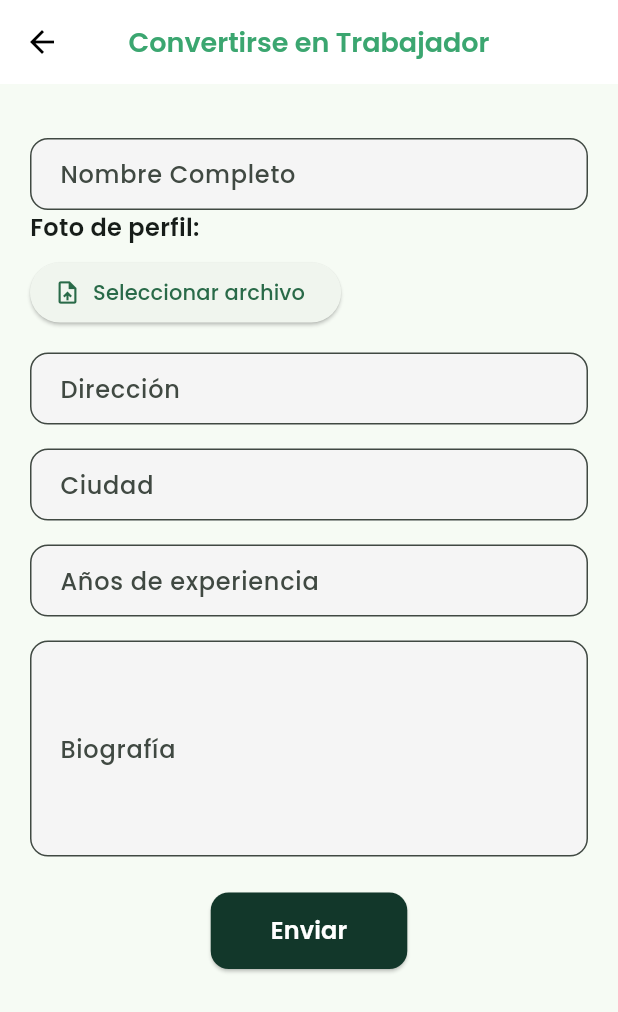
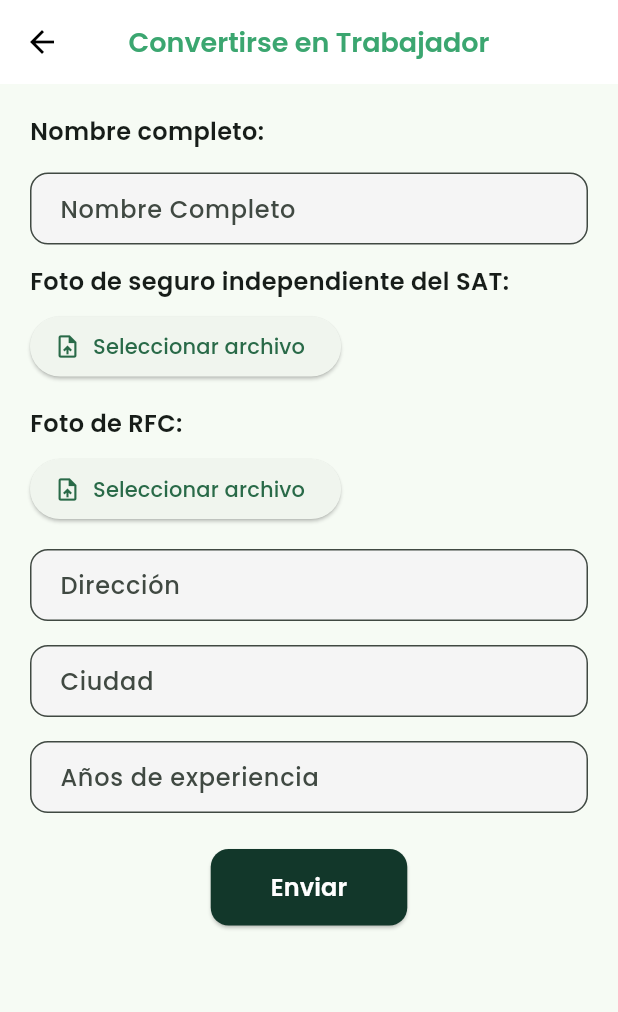
Before and after one commit to spricew/Keidot-Project, a Flutter app: the NewWorkerScreen screen opened directly, on a phone screen of 412 x 824 dp. Shown: the top 1012 px of the screen. Run offline on Flutter 3.47's test engine with Material 3 defaults, Android fonts, the phone set to English and light mode, and no system bars; our stand-ins replace file_picker, flutter_map, flutter_secure_storage, get, latlong2, logger and 1 more; missing offline and left inert: flutter_stripe; accounts and stored records are empty; network calls fail; project files that could hold a hidden picture were left out.

Commit message:
fix(new_worker): Cambios en el estilo del new_worker que ayudan a simplificar los datos de la persona uwu

```diff
--- a/Keidot-Project/lib/main.dart
+++ b/Keidot-Project/lib/main.dart
@@ -6,6 +6,7 @@ import 'package:test_app/Services/client_request/assignment_request/assignment_r
 import 'package:test_app/Services/client_request/transaction/service_transaction_controller.dart';
 import 'package:test_app/config/theme/app_theme.dart';
 import 'package:test_app/presentation/screens/login_screen.dart';
+import 'package:test_app/presentation/screens/new_worker.dart';
 import 'package:test_app/presentation/screens/request_screen1.dart';
 import 'package:test_app/presentation/screens/stripe/keys.dart';
 import 'package:test_app/presentation/worker/home_worker.dart';
@@ -40,7 +41,7 @@ class MyApp extends StatelessWidget {
       // Cambia MaterialApp por GetMaterialApp
       debugShowCheckedModeBanner: false,
       theme: AppTheme(selectedColor: 0).theme(),
-      home: const RequestScreen1(), // Página de inicio =>
+      home: const NewWorkerScreen(), // Página de inicio =>
     );
   }
 }
--- a/Keidot-Project/lib/presentation/screens/new_worker.dart
+++ b/Keidot-Project/lib/presentation/screens/new_worker.dart
@@ -110,6 +110,10 @@ class _NewWorkerFormState extends State<NewWorkerForm> {
       child: Column(
         crossAxisAlignment: CrossAxisAlignment.start,
         children: [
+          const Text(
+            'Nombre completo:',
+            style: TextStyle(fontSize: 16, fontWeight: FontWeight.bold),
+          ),
           const SizedBox(height: 16),
           _buildTextField(
             label: 'Nombre Completo',
@@ -117,8 +121,25 @@ class _NewWorkerFormState extends State<NewWorkerForm> {
             validator: (value) =>
             value == null || value.isEmpty ? 'Ingresa tu Nombre Completo' : null,
           ),
+          const SizedBox(height: 13),
           const Text(
-            'Foto de perfil:',
+            'Foto de seguro independiente del SAT:',
+            style: TextStyle(fontSize: 16, fontWeight: FontWeight.bold),
+          ),
+          const SizedBox(height: 8),
+          ElevatedButton.icon(
+            onPressed: _pickFile,
+            icon: const Icon(Icons.upload_file),
+            label: const Text('Seleccionar archivo'),
+          ),
+          if (_selectedFile != null)
+            Padding(
+              padding: const EdgeInsets.only(top: 8.0),
+              child: Text('Archivo seleccionado: $_fileName'),
+            ),
+          const SizedBox(height: 16),
+          const Text(
+            'Foto de RFC:',
             style: TextStyle(fontSize: 16, fontWeight: FontWeight.bold),
           ),
           const SizedBox(height: 8),
@@ -154,16 +175,7 @@ class _NewWorkerFormState extends State<NewWorkerForm> {
             validator: (value) => (value == null || int.tryParse(value) == null)
                 ? 'Ingresa un número válido'
                 : null,
-          ),
-          const SizedBox(height: 16),
-          _buildTextField(
-            label: 'Biografía',
-            maxLines: 5,
-            onChanged: (value) => biography = value,
-            validator: (value) => value == null || value.isEmpty
-                ? 'Escribe una breve biografía'
-                : null,
-          ),
+                ),
           const SizedBox(height: 24),
           Center(
             child: ElevatedButton(
--- a/Keidot-Project/lib/presentation/worker/home_worker.dart
+++ b/Keidot-Project/lib/presentation/worker/home_worker.dart
@@ -1,4 +1,5 @@
 import 'package:flutter/material.dart';
+import 'package:get/get.dart';
 import 'package:test_app/config/theme/app_theme.dart';
 import 'package:test_app/presentation/screens/change_name.dart';
 import 'package:test_app/presentation/screens/messages_screen.dart';
@@ -17,12 +18,7 @@ class HomeWorker extends StatelessWidget {
   @override
   Widget build(BuildContext context) {
     return Scaffold(
-      appBar: const CustomAppBar(
-        title: 'Página de trabajador',
-        backgroundColor: Colors.transparent,
-        titleFontSize: 24,
-        toolbarHeight: 80,
-      ),
+      appBar: AppBar(title: Text('Página del trabajador'),),
       body: _ViewHomeWorker(),
     );
   }
```
Also changed, not shown: 4 other files.
